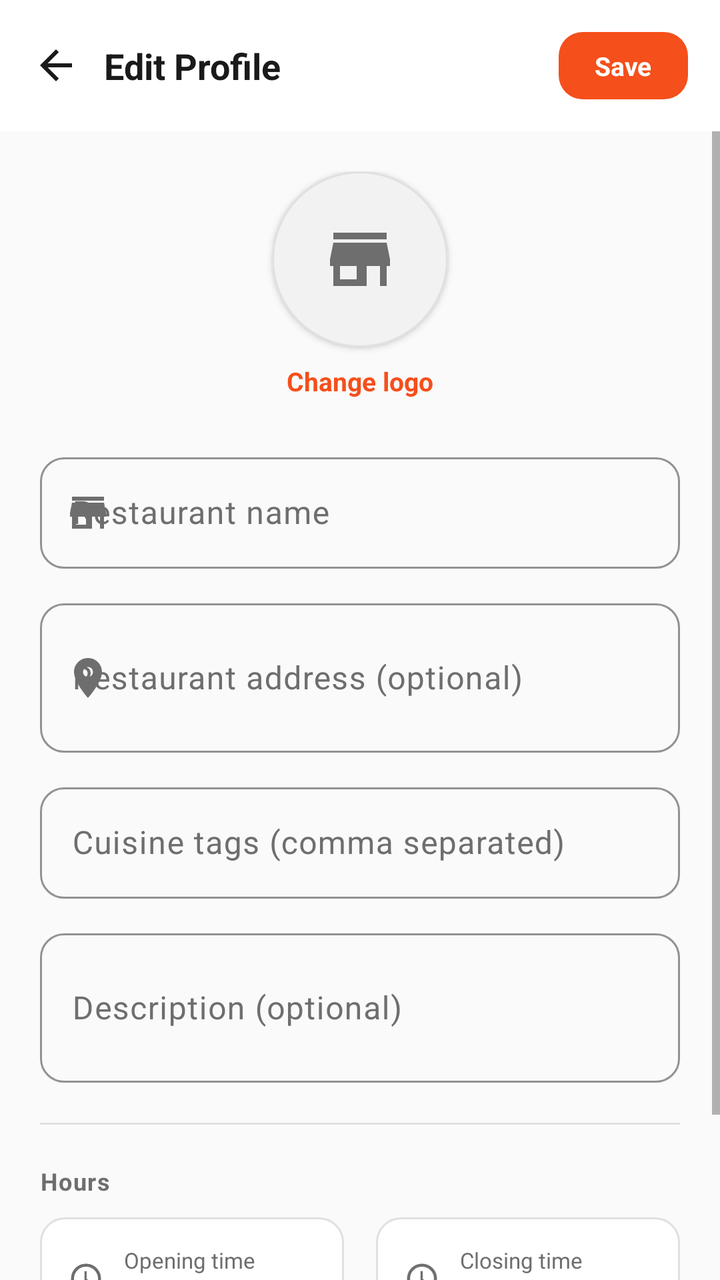
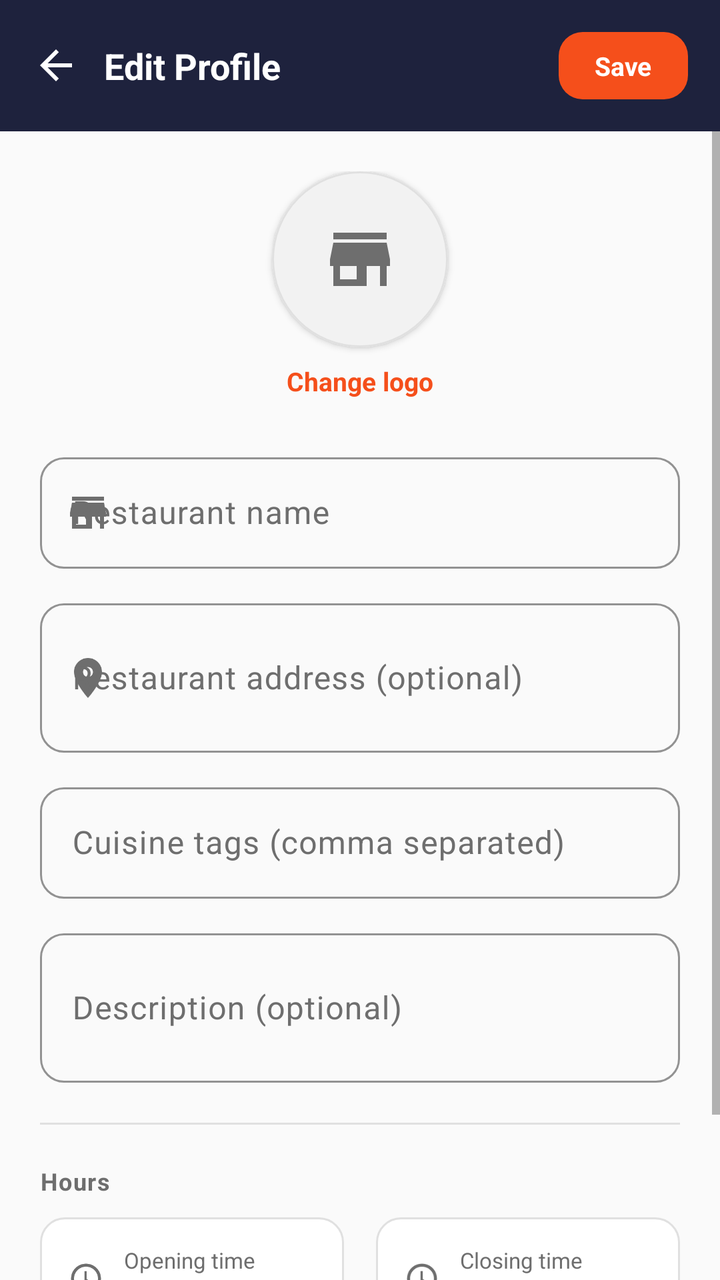

An Android layout rendered at two revisions. The XML below is the earlier revision; the diff shows what the commit changed to produce the second picture.
<!-- AndroidManifest.xml: application theme Theme.AnydropRestaurant -->
<!-- res/layout/activity_edit_profile.xml -->
<?xml version="1.0" encoding="utf-8"?>
<LinearLayout xmlns:android="http://schemas.android.com/apk/res/android"
    xmlns:app="http://schemas.android.com/apk/res-auto"
    android:layout_width="match_parent"
    android:layout_height="match_parent"
    android:orientation="vertical"
    android:background="@color/background">

    <LinearLayout
        android:layout_width="match_parent"
        android:layout_height="wrap_content"
        android:orientation="horizontal"
        android:gravity="center_vertical"
        android:padding="16dp"
        android:background="@color/surface">

        <ImageView
            android:id="@+id/btnBack"
            android:layout_width="24dp"
            android:layout_height="24dp"
            android:src="@drawable/ic_back"
            app:tint="@color/text_primary"
            android:contentDescription="@null"
            android:clickable="true"
            android:focusable="true"
            android:background="?attr/selectableItemBackgroundBorderless" />

        <TextView
            android:layout_width="0dp"
            android:layout_height="wrap_content"
            android:layout_weight="1"
            android:layout_marginStart="12dp"
            android:text="@string/edit_profile_title"
            android:textSize="18sp"
            android:textStyle="bold"
            android:textColor="@color/text_primary" />

        <TextView
            android:id="@+id/btnSaveProfile"
            android:layout_width="wrap_content"
            android:layout_height="wrap_content"
            android:background="@drawable/bg_button_primary"
            android:paddingHorizontal="18dp"
            android:paddingVertical="8dp"
            android:text="@string/btn_save"
            android:textColor="@color/white"
            android:textStyle="bold"
            android:textSize="13sp" />
    </LinearLayout>

    <ScrollView
        android:layout_width="match_parent"
        android:layout_height="0dp"
        android:layout_weight="1">

        <LinearLayout
            android:layout_width="match_parent"
            android:layout_height="wrap_content"
            android:orientation="vertical"
            android:padding="20dp">

            
            <LinearLayout
                android:id="@+id/logoPickerRow"
                android:layout_width="match_parent"
                android:layout_height="wrap_content"
                android:orientation="vertical"
                android:gravity="center"
                android:paddingBottom="8dp"
                android:clickable="true"
                android:focusable="true"
                android:background="?attr/selectableItemBackground">

                <com.google.android.material.card.MaterialCardView
                    android:layout_width="88dp"
                    android:layout_height="88dp"
                    app:cardCornerRadius="44dp"
                    app:cardElevation="2dp"
                    app:cardBackgroundColor="@color/stat_chip_bg"
                    app:strokeColor="@color/outline"
                    app:strokeWidth="1dp">

                    <ImageView
                        android:id="@+id/logoPreview"
                        android:layout_width="match_parent"
                        android:layout_height="match_parent"
                        android:scaleType="centerCrop"
                        android:src="@drawable/ic_store"
                        android:padding="24dp"
                        app:tint="@color/text_secondary"
                        android:contentDescription="@null" />
                </com.google.android.material.card.MaterialCardView>

                <TextView
                    android:layout_width="wrap_content"
                    android:layout_height="wrap_content"
                    android:layout_marginTop="8dp"
                    android:text="@string/btn_change_logo"
                    android:textColor="@color/anydrop_primary"
                    android:textStyle="bold"
                    android:textSize="13sp" />
            </LinearLayout>

            <com.google.android.material.textfield.TextInputLayout
                android:layout_width="match_parent"
                android:layout_height="wrap_content"
                android:layout_marginTop="16dp"
                style="@style/Widget.Material3.TextInputLayout.OutlinedBox"
                app:boxCornerRadiusTopStart="12dp" app:boxCornerRadiusTopEnd="12dp"
                app:boxCornerRadiusBottomStart="12dp" app:boxCornerRadiusBottomEnd="12dp"
                app:boxStrokeColor="@color/anydrop_primary"
                app:startIconDrawable="@drawable/ic_store"
                app:startIconTint="@color/text_secondary">

                <com.google.android.material.textfield.TextInputEditText
                    android:id="@+id/inputName"
                    android:layout_width="match_parent"
                    android:layout_height="wrap_content"
                    android:hint="@string/hint_restaurant_name"
                    android:inputType="textCapWords" />
            </com.google.android.material.textfield.TextInputLayout>

            <com.google.android.material.textfield.TextInputLayout
                android:layout_width="match_parent"
                android:layout_height="wrap_content"
                android:layout_marginTop="12dp"
                style="@style/Widget.Material3.TextInputLayout.OutlinedBox"
                app:boxCornerRadiusTopStart="12dp" app:boxCornerRadiusTopEnd="12dp"
                app:boxCornerRadiusBottomStart="12dp" app:boxCornerRadiusBottomEnd="12dp"
                app:boxStrokeColor="@color/anydrop_primary"
                app:startIconDrawable="@drawable/ic_location"
                app:startIconTint="@color/text_secondary">

                <com.google.android.material.textfield.TextInputEditText
                    android:id="@+id/inputAddress"
                    android:layout_width="match_parent"
                    android:layout_height="wrap_content"
                    android:hint="@string/hint_address"
                    android:inputType="textPostalAddress|textMultiLine"
                    android:minLines="2" />
            </com.google.android.material.textfield.TextInputLayout>

            <com.google.android.material.textfield.TextInputLayout
                android:layout_width="match_parent"
                android:layout_height="wrap_content"
                android:layout_marginTop="12dp"
                style="@style/Widget.Material3.TextInputLayout.OutlinedBox"
                app:boxCornerRadiusTopStart="12dp" app:boxCornerRadiusTopEnd="12dp"
                app:boxCornerRadiusBottomStart="12dp" app:boxCornerRadiusBottomEnd="12dp"
                app:boxStrokeColor="@color/anydrop_primary">

                <com.google.android.material.textfield.TextInputEditText
                    android:id="@+id/inputCuisineTags"
                    android:layout_width="match_parent"
                    android:layout_height="wrap_content"
                    android:hint="@string/hint_cuisine_tags"
                    android:inputType="text" />
            </com.google.android.material.textfield.TextInputLayout>

            <com.google.android.material.textfield.TextInputLayout
                android:layout_width="match_parent"
                android:layout_height="wrap_content"
                android:layout_marginTop="12dp"
                style="@style/Widget.Material3.TextInputLayout.OutlinedBox"
                app:boxCornerRadiusTopStart="12dp" app:boxCornerRadiusTopEnd="12dp"
                app:boxCornerRadiusBottomStart="12dp" app:boxCornerRadiusBottomEnd="12dp"
                app:boxStrokeColor="@color/anydrop_primary">

                <com.google.android.material.textfield.TextInputEditText
                    android:id="@+id/inputDescription"
                    android:layout_width="match_parent"
                    android:layout_height="wrap_content"
                    android:hint="@string/hint_profile_description"
                    android:inputType="textMultiLine|textCapSentences"
                    android:minLines="2" />
            </com.google.android.material.textfield.TextInputLayout>

            <View
                android:layout_width="match_parent"
                android:layout_height="1dp"
                android:layout_marginVertical="20dp"
                android:background="@color/outline" />

            <TextView
                android:layout_width="wrap_content"
                android:layout_height="wrap_content"
                android:text="@string/label_hours"
                android:textColor="@color/text_secondary"
                android:textSize="12sp"
                android:textStyle="bold"
                android:letterSpacing="0.05"
                android:layout_marginBottom="10dp" />

            
            <LinearLayout
                android:layout_width="match_parent"
                android:layout_height="wrap_content"
                android:orientation="horizontal">

                <LinearLayout
                    android:id="@+id/rowOpeningTime"
                    android:layout_width="0dp"
                    android:layout_height="wrap_content"
                    android:layout_weight="1"
                    android:layout_marginEnd="8dp"
                    android:orientation="horizontal"
                    android:gravity="center_vertical"
                    android:background="@drawable/bg_input_outline"
                    android:paddingHorizontal="14dp"
                    android:paddingVertical="14dp"
                    android:clickable="true"
                    android:focusable="true">

                    <ImageView
                        android:layout_width="18dp"
                        android:layout_height="18dp"
                        android:src="@drawable/ic_clock"
                        app:tint="@color/text_secondary"
                        android:contentDescription="@null" />

                    <LinearLayout
                        android:layout_width="0dp"
                        android:layout_height="wrap_content"
                        android:layout_weight="1"
                        android:layout_marginStart="10dp"
                        android:orientation="vertical">

                        <TextView
                            android:layout_width="wrap_content"
                            android:layout_height="wrap_content"
                            android:text="@string/label_opening_time"
                            android:textColor="@color/text_secondary"
                            android:textSize="11sp" />

                        <TextView
                            android:id="@+id/openingTimeText"
                            android:layout_width="wrap_content"
                            android:layout_height="wrap_content"
                            android:textColor="@color/text_primary"
                            android:textStyle="bold"
                            android:textSize="14sp" />
                    </LinearLayout>
                </LinearLayout>

                <LinearLayout
                    android:id="@+id/rowClosingTime"
                    android:layout_width="0dp"
                    android:layout_height="wrap_content"
                    android:layout_weight="1"
                    android:layout_marginStart="8dp"
                    android:orientation="horizontal"
                    android:gravity="center_vertical"
                    android:background="@drawable/bg_input_outline"
                    android:paddingHorizontal="14dp"
                    android:paddingVertical="14dp"
                    android:clickable="true"
                    android:focusable="true">

                    <ImageView
                        android:layout_width="18dp"
                        android:layout_height="18dp"
                        android:src="@drawable/ic_clock"
                        app:tint="@color/text_secondary"
                        android:contentDescription="@null" />

                    <LinearLayout
                        android:layout_width="0dp"
                        android:layout_height="wrap_content"
                        android:layout_weight="1"
                        android:layout_marginStart="10dp"
                        android:orientation="vertical">

                        <TextView
                            android:layout_width="wrap_content"
                            android:layout_height="wrap_content"
                            android:text="@string/label_closing_time"
                            android:textColor="@color/text_secondary"
                            android:textSize="11sp" />

                        <TextView
                            android:id="@+id/closingTimeText"
                            android:layout_width="wrap_content"
                            android:layout_height="wrap_content"
                            android:textColor="@color/text_primary"
                            android:textStyle="bold"
                            android:textSize="14sp" />
                    </LinearLayout>
                </LinearLayout>
            </LinearLayout>

            <TextView
                android:layout_width="wrap_content"
                android:layout_height="wrap_content"
                android:layout_marginTop="20dp"
                android:text="@string/label_working_days"
                android:textColor="@color/text_secondary"
                android:textSize="12sp"
                android:textStyle="bold"
                android:letterSpacing="0.05"
                android:layout_marginBottom="10dp" />

            <com.google.android.material.chip.ChipGroup
                android:id="@+id/workingDaysChipGroup"
                android:layout_width="match_parent"
                android:layout_height="wrap_content"
                app:singleSelection="false" />

        </LinearLayout>
    </ScrollView>

</LinearLayout>
<!-- resources referenced by this layout -->
<resources>
  <color name="anydrop_primary">#F54F1B</color>
  <color name="background">#FAFAFA</color>
  <color name="outline">#E0E0E0</color>
  <color name="stat_chip_bg">#F2F2F2</color>
  <color name="surface">#FFFFFF</color>
  <color name="text_primary">#1A1A1A</color>
  <color name="text_secondary">#6E6E6E</color>
  <color name="white">#FFFFFF</color>
  <!-- drawable bg_button_primary (drawable) -->
  <shape xmlns:android="http://schemas.android.com/apk/res/android">
      <solid android:color="?attr/colorPrimary" />
      <corners android:radius="12dp" />
  </shape>
  <!-- drawable bg_input_outline (drawable) -->
  <?xml version="1.0" encoding="utf-8"?>
  <shape xmlns:android="http://schemas.android.com/apk/res/android">
      <solid android:color="@color/surface" />
      <corners android:radius="12dp" />
      <stroke android:width="1dp" android:color="@color/outline" />
  </shape>
  <!-- drawable ic_back (drawable) -->
  <vector xmlns:android="http://schemas.android.com/apk/res/android"
      android:width="24dp"
      android:height="24dp"
      android:viewportWidth="24"
      android:viewportHeight="24"
      android:tint="?attr/colorControlNormal">
      <path
          android:fillColor="#FF000000"
          android:pathData="M20,11L7.83,11l5.59,-5.59L12,4l-8,8 8,8 1.41,-1.41L7.83,13L20,13z"/>
  </vector>
  <!-- drawable ic_clock (drawable) -->
  <vector xmlns:android="http://schemas.android.com/apk/res/android"
      android:width="24dp"
      android:height="24dp"
      android:viewportWidth="24"
      android:viewportHeight="24"
      android:tint="?attr/colorControlNormal">
      <path
          android:fillColor="#FF000000"
          android:pathData="M12,2C6.48,2 2,6.48 2,12s4.48,10 10,10 10,-4.48 10,-10S17.52,2 12,2zM12,20c-4.41,0 -8,-3.59 -8,-8s3.59,-8 8,-8 8,3.59 8,8 -3.59,8 -8,8z"/>
      <path
          android:fillColor="#FF000000"
          android:pathData="M12.5,7L11,7v6l5.25,3.15 0.75,-1.23 -4.5,-2.67z"/>
  </vector>
  <!-- drawable ic_location (drawable) -->
  <vector xmlns:android="http://schemas.android.com/apk/res/android"
      android:width="24dp"
      android:height="24dp"
      android:viewportWidth="24"
      android:viewportHeight="24"
      android:tint="?attr/colorControlNormal">
      <path
          android:fillColor="#FF000000"
          android:pathData="M12,2C8.13,2 5,5.13 5,9c0,5.25 7,13 7,13s7,-7.75 7,-13c0,-3.87 -3.13,-7 -7,-7zM12,11.5c-1.38,0 -2.5,-1.12 -2.5,-2.5s1.12,-2.5 2.5,-2.5 2.5,1.12 2.5,2.5 -1.12,2.5 -2.5,2.5z" />
  </vector>
  <!-- drawable ic_store (drawable) -->
  <vector xmlns:android="http://schemas.android.com/apk/res/android"
      android:width="24dp"
      android:height="24dp"
      android:viewportWidth="24"
      android:viewportHeight="24"
      android:tint="?attr/colorControlNormal">
      <path
          android:fillColor="#FF000000"
          android:pathData="M20,4H4v2h16V4zM21,14v-2l-1,-5H4l-1,5v2h1v6h10v-6h4v6h2v-6h1zM11,18H6v-4h5v4z" />
  </vector>
  <string name="btn_change_logo">Change logo</string>
  <string name="btn_save">Save</string>
  <string name="edit_profile_title">Edit Profile</string>
  <string name="hint_address">Restaurant address (optional)</string>
  <string name="hint_cuisine_tags">Cuisine tags (comma separated)</string>
  <string name="hint_profile_description">Description (optional)</string>
  <string name="hint_restaurant_name">Restaurant name</string>
  <string name="label_closing_time">Closing time</string>
  <string name="label_hours">Hours</string>
  <string name="label_opening_time">Opening time</string>
  <string name="label_working_days">Working days</string>
  <color name="anydrop_primary_dark">#C93E12</color>
  <color name="anydrop_secondary">#2E7D32</color>
  <color name="anydrop_ink">#1E223D</color>
  <!-- unchanged entries left out for length: 1 -->
</resources>

<!-- the commit's change to res/layout/activity_edit_profile.xml (unified diff, before → after) -->
@@ -12,14 +12,14 @@
         android:orientation="horizontal"
         android:gravity="center_vertical"
         android:padding="16dp"
-        android:background="@color/surface">
+        android:background="@color/anydrop_ink">
 
         <ImageView
             android:id="@+id/btnBack"
             android:layout_width="24dp"
             android:layout_height="24dp"
             android:src="@drawable/ic_back"
-            app:tint="@color/text_primary"
+            app:tint="@color/text_on_ink"
             android:contentDescription="@null"
             android:clickable="true"
             android:focusable="true"
@@ -33,7 +33,7 @@
             android:text="@string/edit_profile_title"
             android:textSize="18sp"
             android:textStyle="bold"
-            android:textColor="@color/text_primary" />
+            android:textColor="@color/text_on_ink" />
 
         <TextView
             android:id="@+id/btnSaveProfile"
<!-- resource entries referenced after the edit -->
@@ -4,6 +4,7 @@
   <color name="background">#FAFAFA</color>
   <color name="outline">#E0E0E0</color>
   <color name="stat_chip_bg">#F2F2F2</color>
+  <color name="text_on_ink">#FFFFFF</color>
   <color name="surface">#FFFFFF</color>
   <color name="text_primary">#1A1A1A</color>
   <color name="text_secondary">#6E6E6E</color>
